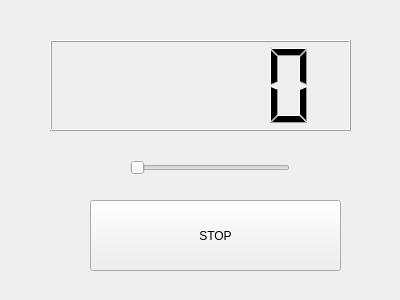
Above: ejemplo1/counterDlg.ui from JairoFarfanC/ROBOTICAG12 before the change. Below: the same form after it.
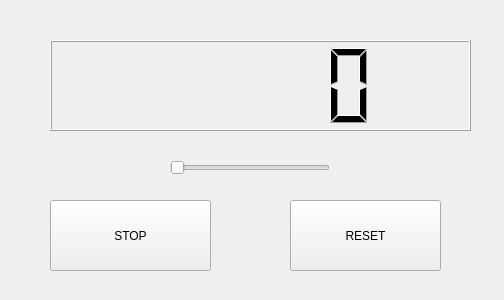
That is the form after the change.

Commit message: RESET hecho

```diff
--- a/ejemplo1/counterDlg.ui
+++ b/ejemplo1/counterDlg.ui
@@ -6,7 +6,7 @@
    <rect>
     <x>0</x>
     <y>0</y>
-    <width>400</width>
+    <width>504</width>
     <height>300</height>
    </rect>
   </property>
@@ -16,9 +16,9 @@
   <widget class="QPushButton" name="button">
    <property name="geometry">
     <rect>
-     <x>90</x>
+     <x>50</x>
      <y>200</y>
-     <width>251</width>
+     <width>161</width>
      <height>71</height>
     </rect>
    </property>
@@ -31,7 +31,7 @@
     <rect>
      <x>50</x>
      <y>40</y>
-     <width>301</width>
+     <width>421</width>
      <height>91</height>
     </rect>
    </property>
@@ -39,7 +39,7 @@
   <widget class="QSlider" name="horizontalSlider">
    <property name="geometry">
     <rect>
-     <x>130</x>
+     <x>170</x>
      <y>160</y>
      <width>160</width>
      <height>16</height>
@@ -49,6 +49,19 @@
     <enum>Qt::Horizontal</enum>
    </property>
   </widget>
+  <widget class="QPushButton" name="reset_button">
+   <property name="geometry">
+    <rect>
+     <x>290</x>
+     <y>200</y>
+     <width>151</width>
+     <height>71</height>
+    </rect>
+   </property>
+   <property name="text">
+    <string>RESET</string>
+   </property>
+  </widget>
  </widget>
  <resources/>
  <connections/>
```
Left out of the diff: 2 changed lines with no effect on the pictures. The commit also changes 2 other files.
